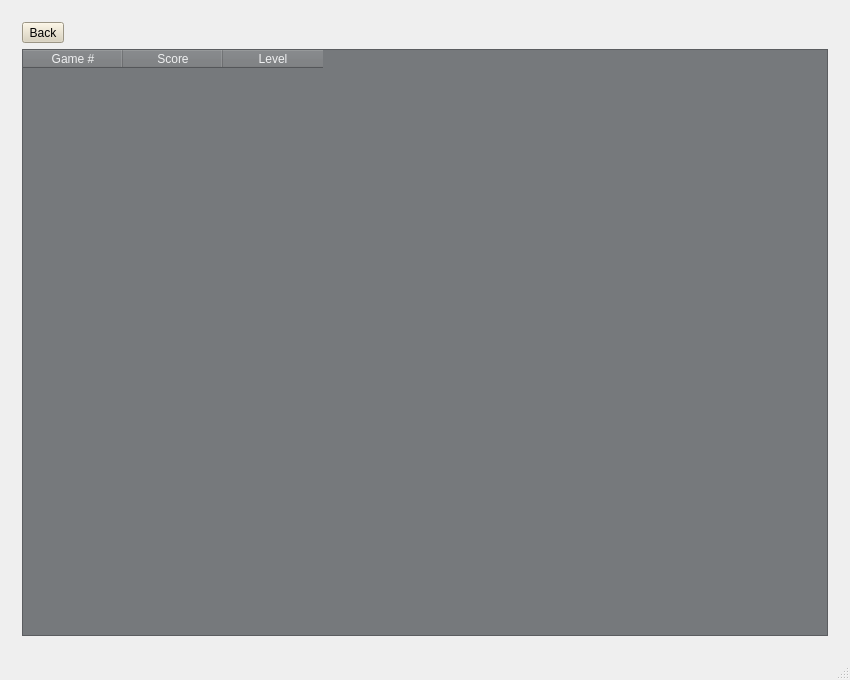
Qt form mainwindow.ui (nphelpsiv/Education-App) before a commit.
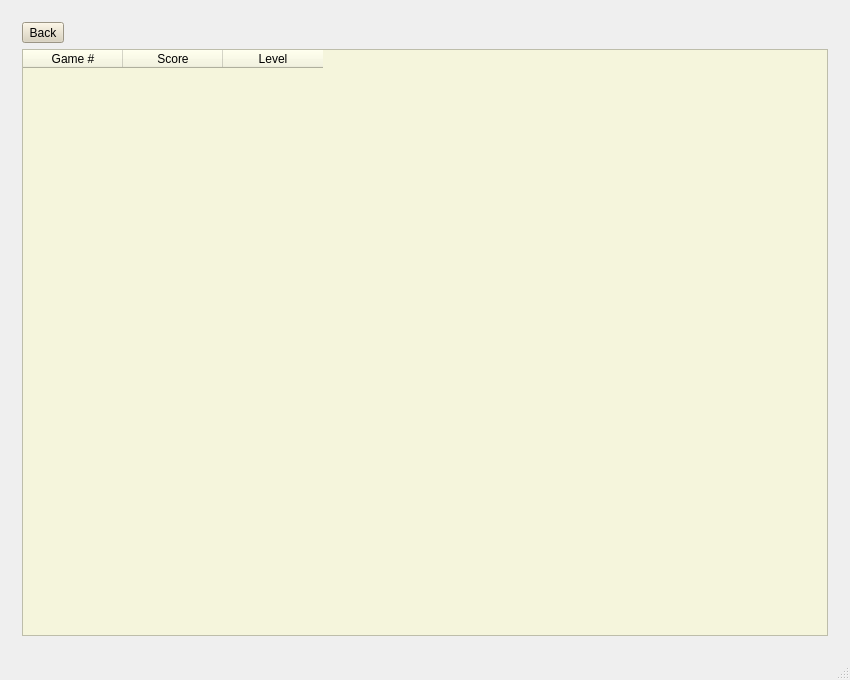
The same form after that commit. The open tabs and pages were chosen to show the change. Icons and pictures are not drawn.

Commit message:
Table Color Changes
Should change the text of table cells

```diff
--- a/mainwindow.ui
+++ b/mainwindow.ui
@@ -2031,18 +2031,18 @@
              <colorrole role="WindowText">
               <brush brushstyle="SolidPattern">
                <color alpha="255">
-                <red>239</red>
-                <green>240</green>
-                <blue>241</blue>
+                <red>0</red>
+                <green>0</green>
+                <blue>0</blue>
                </color>
               </brush>
              </colorrole>
              <colorrole role="Button">
               <brush brushstyle="SolidPattern">
                <color alpha="255">
-                <red>118</red>
-                <green>121</green>
-                <blue>124</blue>
+                <red>245</red>
+                <green>245</green>
+                <blue>220</blue>
                </color>
               </brush>
              </colorrole>
@@ -2085,9 +2085,9 @@
              <colorrole role="Text">
               <brush brushstyle="SolidPattern">
                <color alpha="255">
-                <red>239</red>
-                <green>240</green>
-                <blue>241</blue>
+                <red>0</red>
+                <green>0</green>
+                <blue>0</blue>
                </color>
               </brush>
              </colorrole>
@@ -2103,27 +2103,27 @@
              <colorrole role="ButtonText">
               <brush brushstyle="SolidPattern">
                <color alpha="255">
-                <red>239</red>
-                <green>240</green>
-                <blue>241</blue>
+                <red>0</red>
+                <green>0</green>
+                <blue>0</blue>
                </color>
               </brush>
              </colorrole>
              <colorrole role="Base">
               <brush brushstyle="SolidPattern">
                <color alpha="255">
-                <red>118</red>
-                <green>121</green>
-                <blue>124</blue>
+                <red>245</red>
+                <green>245</green>
+                <blue>220</blue>
                </color>
               </brush>
              </colorrole>
              <colorrole role="Window">
               <brush brushstyle="SolidPattern">
                <color alpha="255">
-                <red>118</red>
-                <green>121</green>
-                <blue>124</blue>
+                <red>245</red>
+                <green>245</green>
+                <blue>220</blue>
                </color>
               </brush>
              </colorrole>
@@ -2186,18 +2186,18 @@
              <colorrole role="WindowText">
               <brush brushstyle="SolidPattern">
                <color alpha="255">
-                <red>239</red>
-                <green>240</green>
-                <blue>241</blue>
+                <red>0</red>
+                <green>0</green>
+                <blue>0</blue>
                </color>
               </brush>
              </colorrole>
              <colorrole role="Button">
               <brush brushstyle="SolidPattern">
                <color alpha="255">
-                <red>118</red>
-                <green>121</green>
-                <blue>124</blue>
+                <red>245</red>
+                <green>245</green>
+                <blue>220</blue>
                </color>
               </brush>
              </colorrole>
@@ -2240,9 +2240,9 @@
              <colorrole role="Text">
               <brush brushstyle="SolidPattern">
                <color alpha="255">
-                <red>239</red>
-                <green>240</green>
-                <blue>241</blue>
+                <red>0</red>
+                <green>0</green>
+                <blue>0</blue>
                </color>
               </brush>
              </colorrole>
@@ -2258,27 +2258,27 @@
              <colorrole role="ButtonText">
               <brush brushstyle="SolidPattern">
                <color alpha="255">
-                <red>239</red>
-                <green>240</green>
-                <blue>241</blue>
+                <red>0</red>
+                <green>0</green>
+                <blue>0</blue>
                </color>
               </brush>
              </colorrole>
              <colorrole role="Base">
               <brush brushstyle="SolidPattern">
                <color alpha="255">
-                <red>118</red>
-                <green>121</green>
-                <blue>124</blue>
+                <red>245</red>
+                <green>245</green>
+                <blue>220</blue>
                </color>
               </brush>
              </colorrole>
              <colorrole role="Window">
               <brush brushstyle="SolidPattern">
                <color alpha="255">
-                <red>118</red>
-                <green>121</green>
-                <blue>124</blue>
+                <red>245</red>
+                <green>245</green>
+                <blue>220</blue>
                </color>
               </brush>
              </colorrole>
@@ -2350,9 +2350,9 @@
              <colorrole role="Button">
               <brush brushstyle="SolidPattern">
                <color alpha="255">
-                <red>118</red>
-                <green>121</green>
-                <blue>124</blue>
+                <red>49</red>
+                <green>54</green>
+                <blue>59</blue>
                </color>
               </brush>
              </colorrole>
@@ -2422,18 +2422,18 @@
              <colorrole role="Base">
               <brush brushstyle="SolidPattern">
                <color alpha="255">
-                <red>118</red>
-                <green>121</green>
-                <blue>124</blue>
+                <red>49</red>
+                <green>54</green>
+                <blue>59</blue>
                </color>
               </brush>
              </colorrole>
              <colorrole role="Window">
               <brush brushstyle="SolidPattern">
                <color alpha="255">
-                <red>118</red>
-                <green>121</green>
-                <blue>124</blue>
+                <red>49</red>
+                <green>54</green>
+                <blue>59</blue>
                </color>
               </brush>
              </colorrole>
```
Left out of the diff: 129 changed lines with no effect on the pictures.
